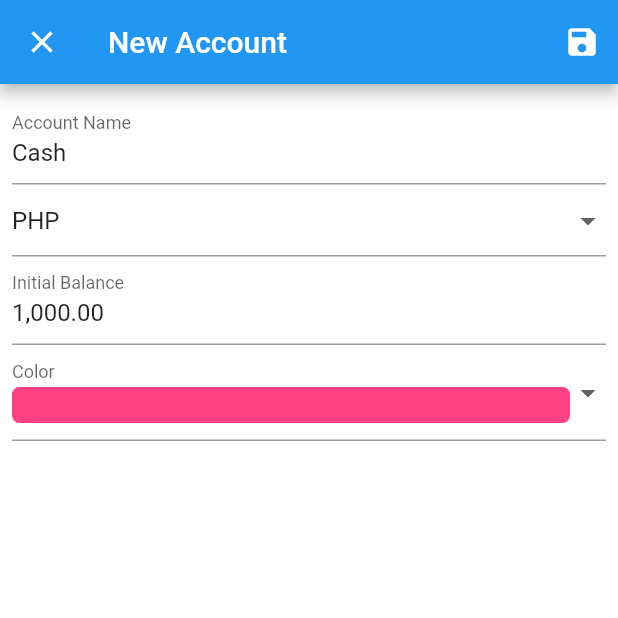
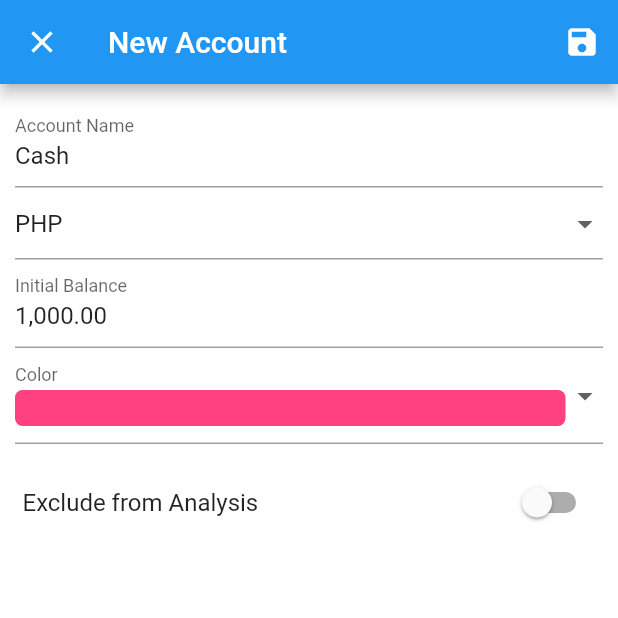
Before and after one commit to joneldominic/personal-finance-management-app, a Flutter app: the AccountDetailsView screen opened by its route, on a phone screen of 412 x 824 dp, the top half of it. Run offline on Flutter 3.47's test engine with Material 2 defaults, Android fonts, the phone set to English and light mode, and no system bars; our stand-ins replace freezed_annotation, logger, stacked, stacked_core, stacked_services; generated files the repository leaves out were written again.

Commit message:
Added Edit Mode missing Fields

```diff
--- a/lib/app/app.locator.dart
+++ b/lib/app/app.locator.dart
@@ -6,6 +6,7 @@
 
 // ignore_for_file: public_member_api_docs
 
+// ignore: depend_on_referenced_packages
 import 'package:stacked_core/stacked_core.dart';
 import 'package:stacked_services/stacked_services.dart';
 
--- a/lib/ui/themes/custom_theme.dart
+++ b/lib/ui/themes/custom_theme.dart
@@ -15,6 +15,8 @@ class CustomTheme extends ThemeExtension<CustomTheme> {
     required this.customGrey,
     required this.customLightGrey,
     required this.contrastBackgroundColor,
+    required this.activeSwitchColor,
+    required this.activeSwitchTrackColor,
   });
 
   final Color? success;
@@ -29,6 +31,8 @@ class CustomTheme extends ThemeExtension<CustomTheme> {
   final Color? customGrey;
   final Color? customLightGrey;
   final Color? contrastBackgroundColor;
+  final Color? activeSwitchColor;
+  final Color? activeSwitchTrackColor;
 
   @override
   CustomTheme copyWith({
@@ -44,6 +48,8 @@ class CustomTheme extends ThemeExtension<CustomTheme> {
     Color? customGrey,
     Color? customLightGrey,
     Color? contrastBackgroundColor,
+    Color? activeSwitchColor,
+    Color? activeSwitchTrackColor,
   }) {
     return CustomTheme(
       success: success ?? this.success,
@@ -61,6 +67,9 @@ class CustomTheme extends ThemeExtension<CustomTheme> {
       customLightGrey: customLightGrey ?? this.customLightGrey,
       contrastBackgroundColor:
           contrastBackgroundColor ?? this.contrastBackgroundColor,
+      activeSwitchColor: activeSwitchColor ?? this.activeSwitchColor,
+      activeSwitchTrackColor:
+          activeSwitchTrackColor ?? this.activeSwitchTrackColor,
     );
   }
 
@@ -86,6 +95,10 @@ class CustomTheme extends ThemeExtension<CustomTheme> {
       customLightGrey: Color.lerp(customLightGrey, other.customLightGrey, t),
       contrastBackgroundColor:
           Color.lerp(contrastBackgroundColor, other.contrastBackgroundColor, t),
+      activeSwitchColor:
+          Color.lerp(activeSwitchColor, other.activeSwitchColor, t),
+      activeSwitchTrackColor:
+          Color.lerp(activeSwitchTrackColor, other.activeSwitchTrackColor, t),
     );
   }
 
@@ -103,6 +116,8 @@ class CustomTheme extends ThemeExtension<CustomTheme> {
       'customGrey: $customGrey, '
       'customLightGrey: $customLightGrey, '
       'contrastBackgroundColor: $contrastBackgroundColor, '
+      'activeSwitchColor: $activeSwitchColor, '
+      'activeSwitchTrackColor: $activeSwitchTrackColor, '
       ')';
 
   /// ****************************************************************
@@ -121,6 +136,8 @@ class CustomTheme extends ThemeExtension<CustomTheme> {
     customGrey: Color(0xff6a6a6a),
     customLightGrey: Color(0xff6a6a6a),
     contrastBackgroundColor: Colors.white,
+    activeSwitchColor: Colors.blue,
+    activeSwitchTrackColor: Color(0xff90CAF9),
   );
 
   /// ****************************************************************
@@ -139,5 +156,7 @@ class CustomTheme extends ThemeExtension<CustomTheme> {
     customGrey: Color(0xff6a6a6a),
     customLightGrey: Color(0xffc0c0c0),
     contrastBackgroundColor: Color(0xff424242),
+    activeSwitchColor: Color(0xff1E88E5),
+    activeSwitchTrackColor: Color(0xff64B5F6),
   );
 }
--- a/lib/ui/views/account/account_details/account_details_view.dart
+++ b/lib/ui/views/account/account_details/account_details_view.dart
@@ -76,7 +76,7 @@ class AccountDetailsView extends StatelessWidget with $AccountDetailsView {
         body: SingleChildScrollView(
           physics: const BouncingScrollPhysics(),
           child: Padding(
-            padding: const EdgeInsets.fromLTRB(8, 8, 8, 50),
+            padding: const EdgeInsets.fromLTRB(10, 10, 10, 50),
             child: Column(
               children: [
                 TextField(
@@ -155,7 +155,7 @@ class AccountDetailsView extends StatelessWidget with $AccountDetailsView {
                         verticalSpaceSmall,
                         RadioListTile<BalanceUpdateType>(
                           title: const Text(
-                            'Record changes as Transaction (diff amount)',
+                            'Record changes with a Transaction (diff amount)',
                             style: TextStyle(fontSize: 14),
                           ),
                           value: BalanceUpdateType.withRecord,
@@ -164,7 +164,7 @@ class AccountDetailsView extends StatelessWidget with $AccountDetailsView {
                         ),
                         RadioListTile<BalanceUpdateType>(
                           title: const Text(
-                            'Update balance without a transaction',
+                            'Update balance without a Transaction',
                             style: TextStyle(fontSize: 14),
                           ),
                           value: BalanceUpdateType.withoutRecord,
@@ -189,7 +189,7 @@ class AccountDetailsView extends StatelessWidget with $AccountDetailsView {
                       ColorValueToTitleMap.keys.map<Widget>((value) {
                     return Container(
                       height: 30,
-                      width: screenWidth(context) - 40,
+                      width: screenWidth(context) - 45,
                       decoration: BoxDecoration(
                         borderRadius: BorderRadius.circular(5),
                         color: Color(
@@ -217,6 +217,39 @@ class AccountDetailsView extends StatelessWidget with $AccountDetailsView {
                       .toList(),
                   onChanged: (String? value) => model.setColor(value!),
                 ),
+                verticalSpaceSmallPlus,
+                SwitchListTile(
+                  title: const Text('Exclude from Analysis'),
+                  contentPadding: const EdgeInsets.symmetric(horizontal: 5),
+                  visualDensity: VisualDensity.compact,
+                  activeColor: customTheme.activeSwitchColor,
+                  activeTrackColor: customTheme.activeSwitchTrackColor,
+                  value: model.isExcludeFromAnalysis,
+                  onChanged: model.setIsExcludeFromAnalysis,
+                ),
+                if (!isAddAccount) ...[
+                  SwitchListTile(
+                    title: const Text('Archive Account'),
+                    contentPadding: const EdgeInsets.symmetric(horizontal: 5),
+                    visualDensity: VisualDensity.compact,
+                    activeColor: customTheme.activeSwitchColor,
+                    activeTrackColor: customTheme.activeSwitchTrackColor,
+                    value: model.isArchivedAccount,
+                    onChanged: model.setIsArchivedAccount,
+                  ),
+                  verticalSpaceRegular,
+                  SizedBox(
+                    width: screenWidth(context) - 30,
+                    child: ElevatedButton(
+                      style: ElevatedButton.styleFrom(
+                        textStyle: const TextStyle(fontSize: 18),
+                        primary: Colors.red,
+                      ),
+                      onPressed: () {},
+                      child: const Text('Delete Account'),
+                    ),
+                  ),
+                ],
               ],
             ),
           ),
--- a/lib/ui/views/account/account_details/account_details_viewmodel.dart
+++ b/lib/ui/views/account/account_details/account_details_viewmodel.dart
@@ -19,6 +19,8 @@ class AccountDetailsViewModel extends FormViewModel {
 
   BalanceUpdateType balanceUpdateType = BalanceUpdateType.withRecord;
   bool newBalanceFormIsVisible = false;
+  bool isExcludeFromAnalysis = false;
+  bool isArchivedAccount = false;
 
   void initForm({
     required TextEditingController accountNameController,
@@ -48,6 +50,16 @@ class AccountDetailsViewModel extends FormViewModel {
     notifyListeners();
   }
 
+  void setIsExcludeFromAnalysis(bool isExcluded) {
+    isExcludeFromAnalysis = isExcluded;
+    notifyListeners();
+  }
+
+  void setIsArchivedAccount(bool isArchived) {
+    isArchivedAccount = isArchived;
+    notifyListeners();
+  }
+
   @override
   void setFormStatus() {}
 }
```
